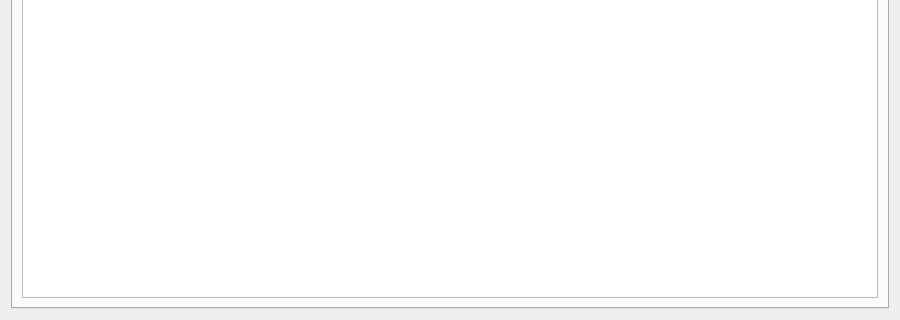
This is themewidget.ui in pisgah-fogel/OpenCyclingTraining as Qt 5 draws it before an edit; both pictures show x 0 to 900 and y 280 to 600 of the 900 by 600 pixel window. The edited form follows.
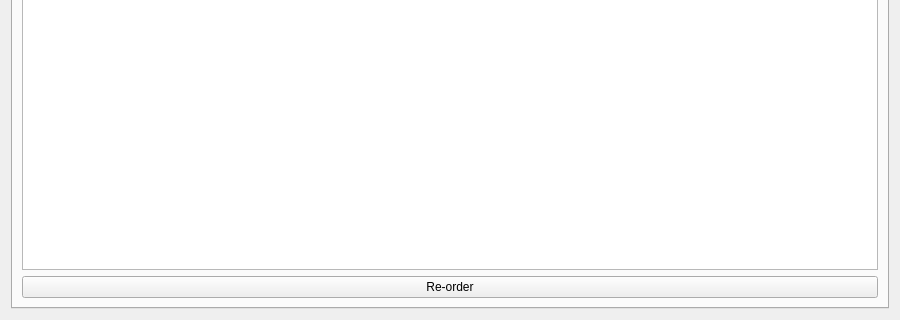
This is the edited form. The open tabs and pages were chosen to show the change.

Commit message: WIP Failed to order workout properly

Diff of the .ui file:
```diff
--- a/themewidget.ui
+++ b/themewidget.ui
@@ -37,6 +37,13 @@
        <item>
         <widget class="QTableWidget" name="CalendarWidget"/>
        </item>
+       <item>
+        <widget class="QPushButton" name="pushButton_2">
+         <property name="text">
+          <string>Re-order</string>
+         </property>
+        </widget>
+       </item>
       </layout>
      </widget>
      <widget class="QWidget" name="CurrentWeekPage">
```
Left out of the diff: 19 changed lines with no effect on the pictures. The commit also changes 2 other files.
